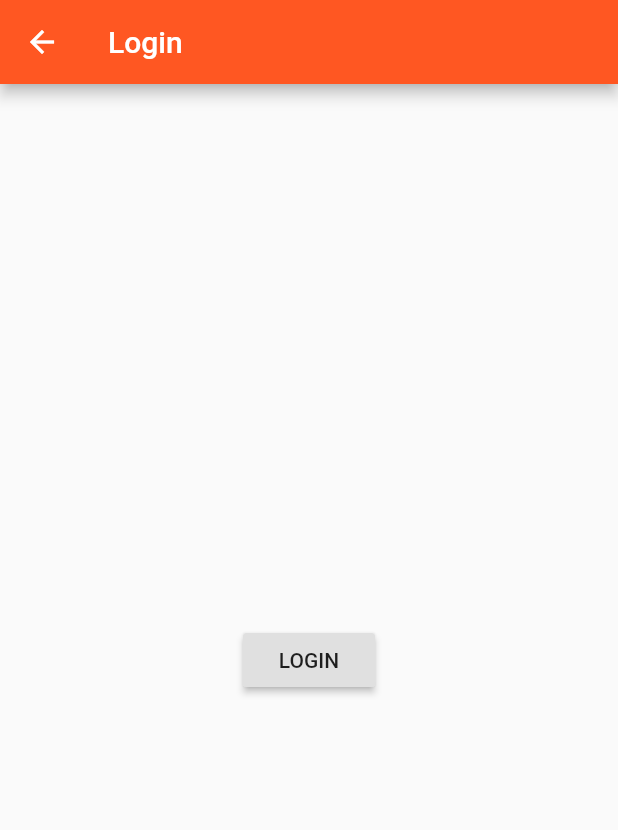
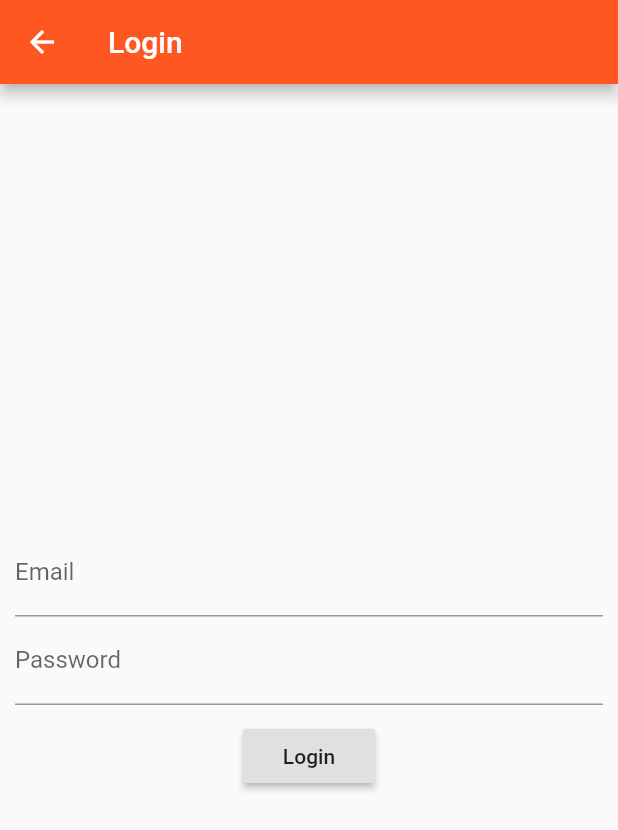
Before and after one commit to maximebarber/udemy-flutter, a Flutter app: the AuthPage screen opened directly, on a phone screen of 412 x 824 dp. Shown: the top 830 px of the screen. Run offline on Flutter 3.47's test engine with Material 2 defaults, Android fonts, the phone set to English and light mode, and no system bars.

Commit message:
exercice 4 - my solution

```diff
--- a/lib/main.dart
+++ b/lib/main.dart
@@ -4,6 +4,7 @@ import 'package:flutter/material.dart';
 import './pages/products_admin.dart';
 import './pages/products.dart';
 import './pages/product.dart';
+import './pages/auth.dart';
 
 void main() {
   // debugPaintSizeEnabled = true;
@@ -43,7 +44,8 @@ class _MyAppState extends State<MyApp> {
           accentColor: Colors.deepPurple),
       //home: AuthPage(),
       routes: {
-        '/': (BuildContext context) =>
+        '/': (BuildContext context) => AuthPage(),
+        '/products': (BuildContext context) =>
             ProductsPage(_products),
         '/admin': (BuildContext context) => ProductsAdminPage(_addProduct, _deleteProduct),
       },
--- a/lib/pages/auth.dart
+++ b/lib/pages/auth.dart
@@ -7,12 +7,29 @@ class AuthPage extends StatelessWidget {
       appBar: AppBar(
         title: Text('Login'),
       ),
-      body: Center(
-        child: RaisedButton(
-          child: Text('LOGIN'),
-          onPressed: () {
-            Navigator.pushReplacementNamed(context, '/');
-          },
+      body: Container(
+        margin: EdgeInsets.all(10.0),
+        child: Column(
+          mainAxisAlignment: MainAxisAlignment.center,
+          children: <Widget>[
+            TextField(
+              decoration: InputDecoration(labelText: 'Email'),
+              keyboardType: TextInputType.emailAddress,
+            ),
+            TextField(
+              decoration: InputDecoration(labelText: 'Password'),
+              obscureText: true,
+            ),
+            SizedBox(
+              height: 10.0,
+            ),
+            RaisedButton(
+              child: Text('Login'),
+              onPressed: () {
+                Navigator.pushReplacementNamed(context, '/products');
+              },
+            ),
+          ],
         ),
       ),
     );
--- a/lib/pages/product_create.dart
+++ b/lib/pages/product_create.dart
@@ -61,7 +61,7 @@ class _ProductCreatePageState extends State<ProductCreatePage> {
                 'image': 'assets/food.jpg',
               };
               widget.addProduct(product);
-              Navigator.pushReplacementNamed(context, '/');
+              Navigator.pushReplacementNamed(context, '/products');
             },
           )
         ],
```
